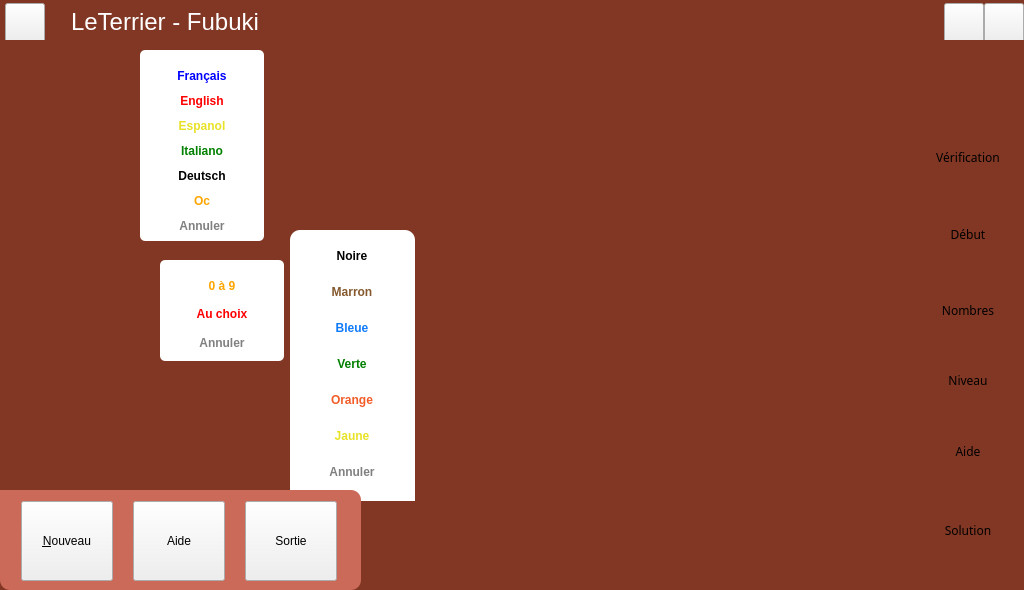
First picture: the form in mainwindow.ui, repository Txikilinux/leterrier-fubuki, before the edit.
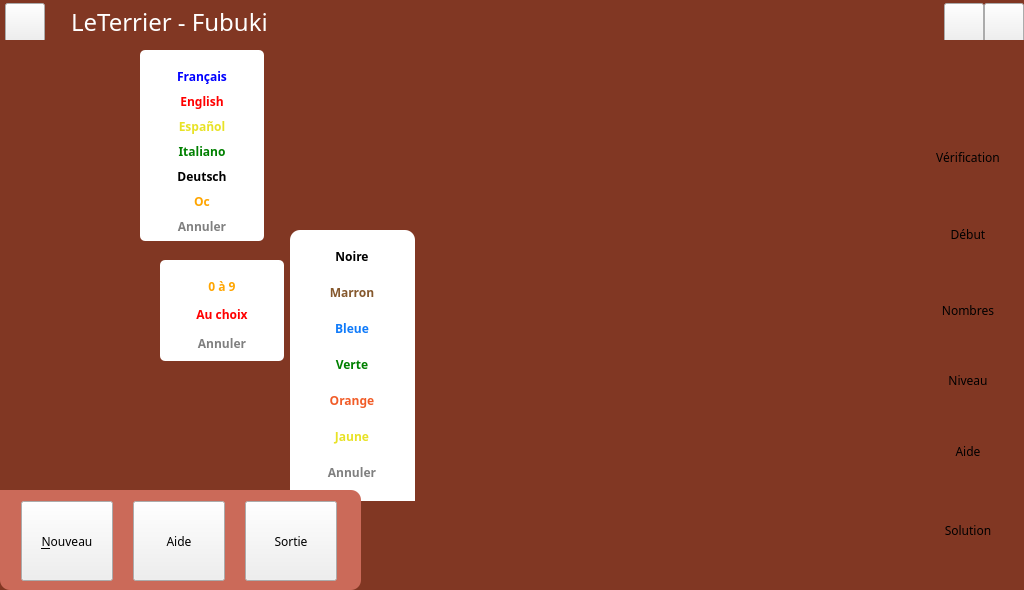
Second picture: the form after the edit. Icons and pictures are not drawn. Custom widgets are drawn as their Qt base class.

Commit message: Correction bug (mise en francais à l'annulation du changement de langue) + mise en Andika

Diff of the .ui file:
```diff
--- a/mainwindow.ui
+++ b/mainwindow.ui
@@ -277,6 +277,12 @@
         </item>
         <item row="1" column="2">
          <widget class="QLabel" name="lblTitre">
+          <property name="font">
+           <font>
+            <family>Andika Basic</family>
+            <pointsize>-1</pointsize>
+           </font>
+          </property>
           <property name="cursor">
            <cursorShape>ArrowCursor</cursorShape>
           </property>
@@ -435,6 +441,7 @@
             </property>
             <property name="font">
              <font>
+              <family>Andika Basic</family>
               <weight>75</weight>
               <bold>true</bold>
              </font>
@@ -466,6 +473,7 @@
             </property>
             <property name="font">
              <font>
+              <family>Andika Basic</family>
               <weight>75</weight>
               <bold>true</bold>
              </font>
@@ -497,6 +505,7 @@
             </property>
             <property name="font">
              <font>
+              <family>Andika Basic</family>
               <weight>75</weight>
               <bold>true</bold>
               <kerning>true</kerning>
@@ -529,6 +538,7 @@
             </property>
             <property name="font">
              <font>
+              <family>Andika Basic</family>
               <weight>75</weight>
               <bold>true</bold>
              </font>
@@ -560,6 +570,7 @@
             </property>
             <property name="font">
              <font>
+              <family>Andika Basic</family>
               <weight>75</weight>
               <bold>true</bold>
              </font>
@@ -591,6 +602,7 @@
             </property>
             <property name="font">
              <font>
+              <family>Andika Basic</family>
               <weight>75</weight>
               <bold>true</bold>
              </font>
@@ -622,6 +634,7 @@
             </property>
             <property name="font">
              <font>
+              <family>Andika Basic</family>
               <weight>75</weight>
               <bold>true</bold>
              </font>
@@ -1968,6 +1981,7 @@
             </property>
             <property name="font">
              <font>
+              <family>Andika Basic</family>
               <weight>75</weight>
               <bold>true</bold>
              </font>
@@ -1999,6 +2013,7 @@
             </property>
             <property name="font">
              <font>
+              <family>Andika Basic</family>
               <weight>75</weight>
               <bold>true</bold>
              </font>
@@ -2030,6 +2045,7 @@
             </property>
             <property name="font">
              <font>
+              <family>Andika Basic</family>
               <weight>75</weight>
               <bold>true</bold>
              </font>
@@ -2092,6 +2108,11 @@
               <height>92</height>
              </size>
             </property>
+            <property name="font">
+             <font>
+              <family>Andika Basic</family>
+             </font>
+            </property>
             <property name="cursor">
              <cursorShape>PointingHandCursor</cursorShape>
             </property>
@@ -2157,6 +2178,11 @@
               <height>92</height>
              </size>
             </property>
+            <property name="font">
+             <font>
+              <family>Andika Basic</family>
+             </font>
+            </property>
             <property name="cursor">
              <cursorShape>PointingHandCursor</cursorShape>
             </property>
@@ -2222,6 +2248,11 @@
               <height>92</height>
              </size>
             </property>
+            <property name="font">
+             <font>
+              <family>Andika Basic</family>
+             </font>
+            </property>
             <property name="cursor">
              <cursorShape>PointingHandCursor</cursorShape>
             </property>
@@ -2327,6 +2358,7 @@
             </property>
             <property name="font">
              <font>
+              <family>Andika Basic</family>
               <weight>75</weight>
               <bold>true</bold>
              </font>
@@ -2358,6 +2390,7 @@
             </property>
             <property name="font">
              <font>
+              <family>Andika Basic</family>
               <weight>75</weight>
               <bold>true</bold>
              </font>
@@ -2392,6 +2425,7 @@
             </property>
             <property name="font">
              <font>
+              <family>Andika Basic</family>
               <weight>75</weight>
               <bold>true</bold>
              </font>
@@ -2426,6 +2460,7 @@
             </property>
             <property name="font">
              <font>
+              <family>Andika Basic</family>
               <weight>75</weight>
               <bold>true</bold>
              </font>
@@ -2460,6 +2495,7 @@
             </property>
             <property name="font">
              <font>
+              <family>Andika Basic</family>
               <weight>75</weight>
               <bold>true</bold>
              </font>
@@ -2494,6 +2530,7 @@
             </property>
             <property name="font">
              <font>
+              <family>Andika Basic</family>
               <weight>75</weight>
               <bold>true</bold>
              </font>
@@ -2508,7 +2545,7 @@
              <string notr="true">color:#e8e226;</string>
             </property>
             <property name="text">
-             <string>Espanol</string>
+             <string>Español</string>
             </property>
            </widget>
           </item>
@@ -2528,6 +2565,7 @@
             </property>
             <property name="font">
              <font>
+              <family>Andika Basic</family>
               <weight>75</weight>
               <bold>true</bold>
              </font>
```
The commit also changes 5 other files.
